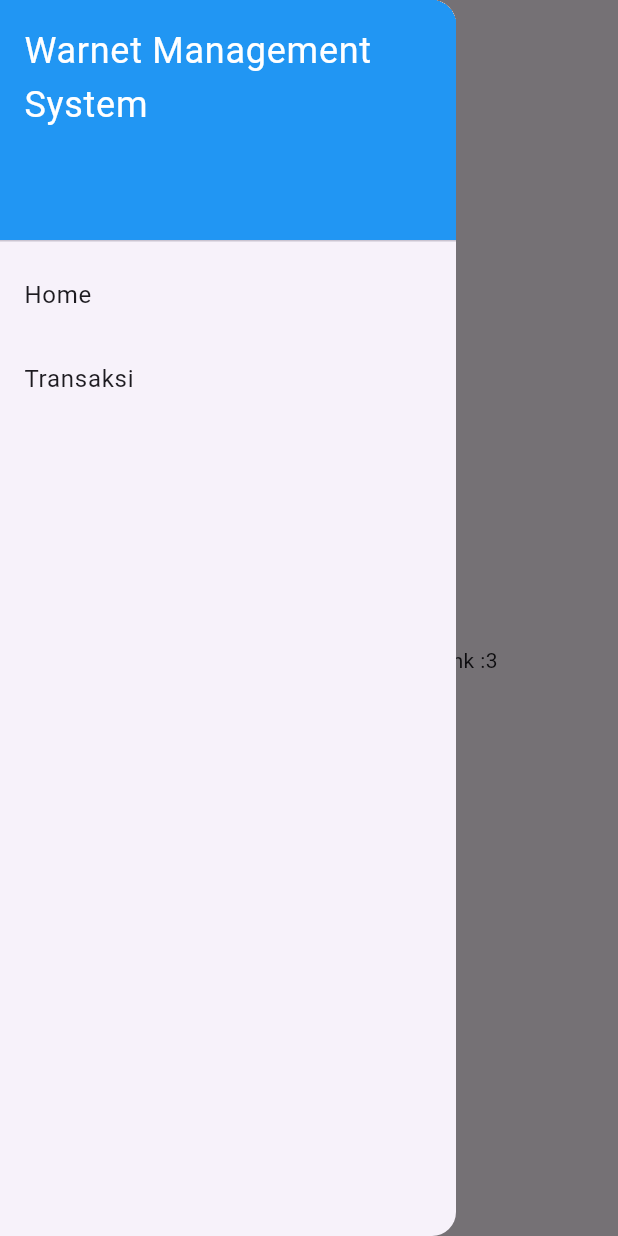
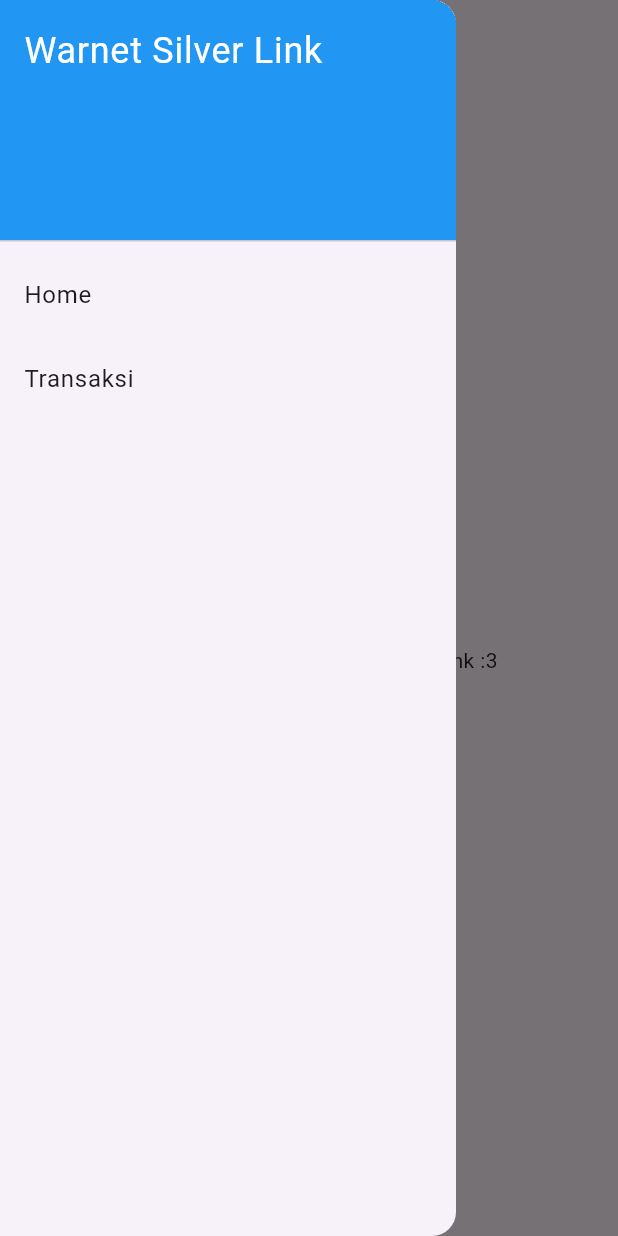
Before and after one commit to GalangAnggaraPutra/UTS_2301083003, a Flutter app: the screen it shows after launch, with the side drawer open, on a phone screen of 412 x 824 dp. Run offline on Flutter 3.47's test engine with Material 3 defaults, Android fonts, the phone set to English and light mode, and no system bars.

Commit message:
initial commit

```diff
--- a/lib/widgets/app_drawer.dart
+++ b/lib/widgets/app_drawer.dart
@@ -14,7 +14,7 @@ class AppDrawer extends StatelessWidget {
               color: Colors.blue,
             ),
             child: Text(
-              'Warnet Management System',
+              'Warnet Silver Link',
               style: TextStyle(
                 color: Colors.white,
                 fontSize: 24,
```
